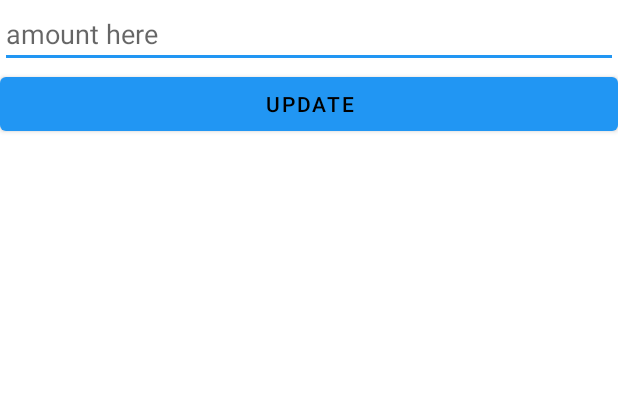
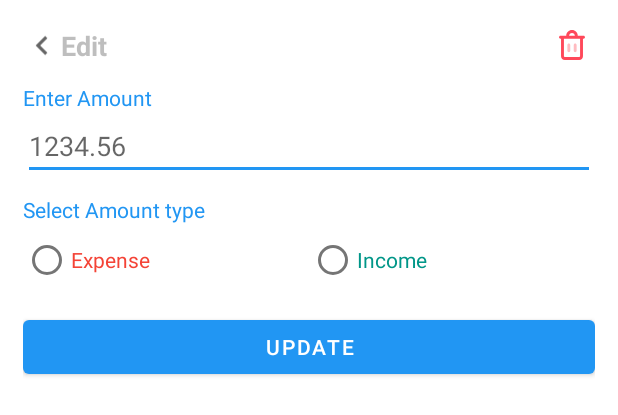
Before and after one commit to ashik-e-rabbani/Impresario, an Android app: the layout update_item_layout.xml on its own in the app's theme, with its tools: preview values and no code run, on a phone screen of 412 x 824 dp. Shown: the top 415 px of the screen. Run offline under Robolectric (Android 15) with nearby library versions, the light colour scheme and no system bars.

Commit message:
UpdateLayout
design improved
radio button for type added.

```diff
--- a/app/src/main/java/com/afss/impresario/Adapter/RecyclerAdapter.java
+++ b/app/src/main/java/com/afss/impresario/Adapter/RecyclerAdapter.java
@@ -8,6 +8,7 @@ import android.widget.Button;
 import android.widget.EditText;
 import android.widget.ImageButton;
 import android.widget.ImageView;
+import android.widget.RadioButton;
 import android.widget.TextView;
 import android.widget.Toast;
 
@@ -62,7 +63,7 @@ public class RecyclerAdapter extends RecyclerView.Adapter<RecyclerAdapter.ViewHo
                 DialogPlus dialog = DialogPlus.newDialog(holder.editButton.getContext())
 
                         .setContentHolder(new com.orhanobut.dialogplus.ViewHolder(R.layout.update_item_layout))
-                        .setExpanded(true,500)  // This will enable the expand feature, (similar to android L share dialog)
+                        .setExpanded(true,1000)  // This will enable the expand feature, (similar to android L share dialog)
                         .create();
 
 
@@ -70,6 +71,13 @@ public class RecyclerAdapter extends RecyclerView.Adapter<RecyclerAdapter.ViewHo
 
                 Button updateBtn = updateView.findViewById(R.id.update_amountBtn);
                 EditText updateAmount = updateView.findViewById(R.id.update_amount);
+                int selectedId = updateView.findViewById(R.id.amount_type_group).getId();
+
+                // find the radiobutton by returned id
+                RadioButton radioButton = (RadioButton) updateView.findViewById(R.id.amount_type_income);
+                radioButton.setChecked(true);
+
+
                 updateAmount.setText(moviesList.get(position));
 
                 dialog.show();
@@ -87,11 +95,12 @@ public class RecyclerAdapter extends RecyclerView.Adapter<RecyclerAdapter.ViewHo
                             public void onSuccess(Void aVoid) {
                                 dialog.dismiss();
                             }
+
                         })
                         .addOnFailureListener(new OnFailureListener() {
                             @Override
                             public void onFailure(@NonNull Exception e) {
-
+                                dialog.dismiss();
                             }
                         });
                     }
--- /dev/null
+++ b/app/src/main/java/com/afss/impresario/Services/DataService.java
@@ -0,0 +1,5 @@
+package com.afss.impresario.Services;
+
+public class DataService {
+
+}
--- /dev/null
+++ b/app/src/main/res/drawable/ic_baseline_keyboard_arrow_left_24.xml
@@ -0,0 +1,10 @@
+<vector xmlns:android="http://schemas.android.com/apk/res/android"
+    android:width="24dp"
+    android:height="24dp"
+    android:viewportWidth="24"
+    android:viewportHeight="24"
+    android:tint="?attr/colorControlNormal">
+  <path
+      android:fillColor="@android:color/white"
+      android:pathData="M15.41,16.59L10.83,12l4.58,-4.59L14,6l-6,6 6,6 1.41,-1.41z"/>
+</vector>
--- /dev/null
+++ b/app/src/main/res/drawable/ic_trash.xml
@@ -0,0 +1,15 @@
+<vector xmlns:android="http://schemas.android.com/apk/res/android"
+    android:width="512dp"
+    android:height="512dp"
+    android:viewportWidth="512"
+    android:viewportHeight="512">
+  <path
+      android:pathData="M452.923,98.462h-98.462C354.462,44.081 310.38,0 256,0s-98.462,44.081 -98.462,98.462H59.077c-13.598,0 -24.615,11.018 -24.615,24.615s11.018,24.615 24.615,24.615h9.846V448c0.059,35.328 28.672,63.941 64,64h246.154c35.328,-0.059 63.941,-28.672 64,-64V147.692h9.846c13.598,0 24.615,-11.018 24.615,-24.615S466.521,98.462 452.923,98.462zM256,49.231c27.185,0 49.231,22.046 49.231,49.231h-98.462C206.769,71.276 228.815,49.231 256,49.231zM393.846,448c0,8.153 -6.617,14.769 -14.769,14.769H132.923c-8.153,0 -14.769,-6.617 -14.769,-14.769V147.692h275.692V448z"
+      android:fillColor="#FF485A"/>
+  <path
+      android:pathData="M201.846,379.077c-13.598,0 -24.615,-11.018 -24.615,-24.615V256c0,-13.598 11.018,-24.615 24.615,-24.615s24.615,11.018 24.615,24.615v98.462C226.462,368.059 215.444,379.077 201.846,379.077z"
+      android:fillColor="#FFBBC0"/>
+  <path
+      android:pathData="M310.154,379.077c-13.598,0 -24.615,-11.018 -24.615,-24.615V256c0,-13.598 11.018,-24.615 24.615,-24.615c13.598,0 24.615,11.018 24.615,24.615v98.462C334.769,368.059 323.751,379.077 310.154,379.077z"
+      android:fillColor="#FFBBC0"/>
+</vector>
--- a/app/src/main/res/layout/update_item_layout.xml
+++ b/app/src/main/res/layout/update_item_layout.xml
@@ -1,21 +1,120 @@
 <?xml version="1.0" encoding="utf-8"?>
-<LinearLayout
-    xmlns:android="http://schemas.android.com/apk/res/android" android:layout_width="match_parent"
+<LinearLayout xmlns:android="http://schemas.android.com/apk/res/android"
+    android:layout_width="match_parent"
     android:layout_height="match_parent"
-    android:orientation="vertical"
-    >
-    <EditText
+    android:layout_margin="15dp"
+    android:orientation="vertical">
+
+
+    <LinearLayout
+        android:layout_width="match_parent"
+        android:layout_height="30dp"
+        android:orientation="horizontal"
+        android:weightSum="3">
+        <ImageView
+            android:layout_width="25dp"
+            android:layout_height="30dp"
+            android:layout_gravity="center_vertical"
+            android:layout_weight="0.0"
+            android:src="@drawable/ic_baseline_keyboard_arrow_left_24">
+        </ImageView>
+
+        <TextView
+            android:layout_width="wrap_content"
+            android:layout_height="30dp"
+            android:text="Edit"
+            android:textColor="#6B656565"
+            android:gravity="center_vertical"
+            android:textSize="18sp"
+            android:layout_weight="2.7"
+            android:textStyle="bold"></TextView>
+
+        <ImageView
+            android:layout_width="20dp"
+            android:layout_height="20dp"
+            android:layout_gravity="center_vertical|end"
+            android:layout_weight=".5"
+            android:src="@drawable/ic_trash">
+
+        </ImageView>
+
+    </LinearLayout>
+
+
+    <TextView
         android:layout_width="match_parent"
         android:layout_height="wrap_content"
-        android:hint="amount here"
+        android:layout_marginTop="10dp"
+        android:text="Enter Amount"
+        android:textColor="#2196F3"
+        android:textFontWeight="500"
+        android:textSize="14sp"></TextView>
+
+
+    <EditText
         android:id="@+id/update_amount"
-        ></EditText>
+        android:layout_width="match_parent"
+        android:layout_height="wrap_content"
+        android:hint="1234.56"></EditText>
+
+
+    <TextView
+        android:layout_width="match_parent"
+        android:layout_height="wrap_content"
+        android:layout_marginTop="10dp"
+        android:text="Select Amount type"
+        android:textColor="#2196F3"
+        android:textFontWeight="500"
+        android:textSize="14sp"></TextView>
+
+
+    <RadioGroup
+        android:id="@+id/amount_type_group"
+        android:layout_width="match_parent"
+        android:layout_height="wrap_content"
+        android:tooltipText="Choose Amount Type">
+
+        <LinearLayout
+            android:layout_width="match_parent"
+            android:layout_height="wrap_content"
+            android:orientation="horizontal"
+            android:weightSum="2"
+
+            >
+
+            <RadioButton
+                android:id="@+id/amount_type_expense"
+                android:layout_width="match_parent"
+                android:layout_height="wrap_content"
+                android:layout_gravity="center"
+                android:layout_weight="1"
+                android:checked="false"
+                android:textColor="#F44336"
+                android:text="Expense"
+                android:textSize="14dp" />
+
+            <RadioButton
+                android:id="@+id/amount_type_income"
+                android:layout_width="match_parent"
+                android:layout_height="wrap_content"
+                android:layout_gravity="center_horizontal"
+                android:layout_weight="1"
+                android:checked="false"
+                android:textColor="#009688"
+                android:text="Income"
+                android:textSize="14dp" />
+        </LinearLayout>
+
+    </RadioGroup>
+
 
     <Button
+        android:id="@+id/update_amountBtn"
         android:layout_width="match_parent"
         android:layout_height="wrap_content"
+        android:layout_marginTop="10dp"
         android:text="Update"
-        android:id="@+id/update_amountBtn"></Button>
+        android:textColor="@color/white"></Button>
 
 
 </LinearLayout>
```
